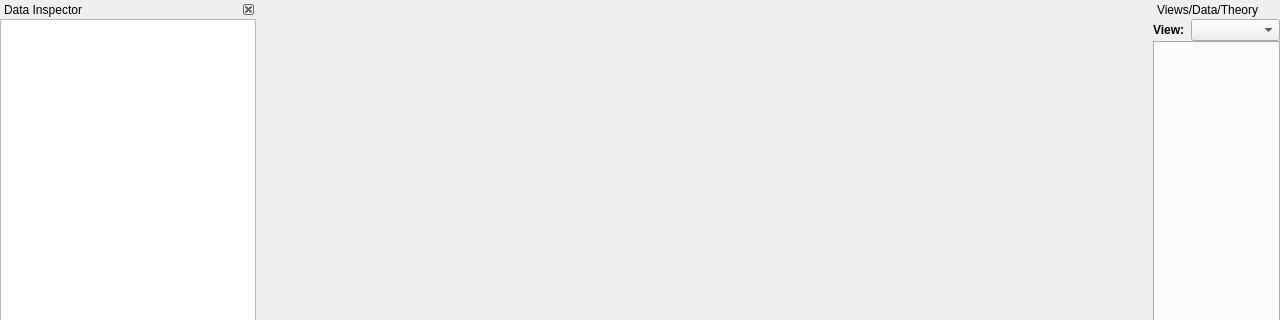
The window that RepTate/gui/QApplicationWindow.ui (jorge-ramirez-upm/RepTate) describes before a commit, drawn with Qt 5; both pictures show x 0 to 1280 and y 0 to 320 of the 1280 by 726 pixel window.
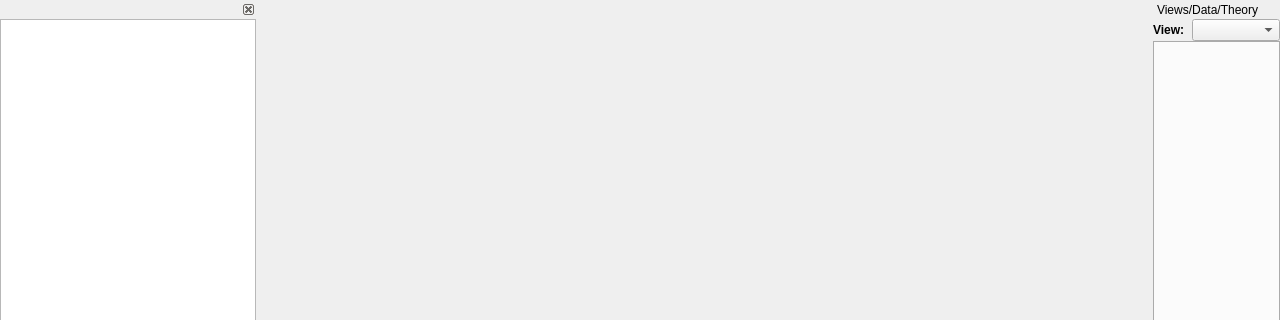
The same window after the commit. Icons and pictures are not drawn.

Commit message: data inspector title changed to current file name

Diff of the .ui file:
```diff
--- a/RepTate/gui/QApplicationWindow.ui
+++ b/RepTate/gui/QApplicationWindow.ui
@@ -32,6 +32,12 @@
    </layout>
   </widget>
   <widget class="QDockWidget" name="DataInspectordockWidget">
+   <property name="font">
+    <font>
+     <weight>75</weight>
+     <bold>true</bold>
+    </font>
+   </property>
    <property name="styleSheet">
     <string notr="true"/>
    </property>
@@ -41,9 +47,6 @@
    <property name="allowedAreas">
     <set>Qt::LeftDockWidgetArea</set>
    </property>
-   <property name="windowTitle">
-    <string>Data Inspector</string>
-   </property>
    <attribute name="dockWidgetArea">
     <number>1</number>
    </attribute>
@@ -94,13 +97,13 @@
         <widget class="QLabel" name="label">
          <property name="minimumSize">
           <size>
-           <width>38</width>
+           <width>39</width>
            <height>0</height>
           </size>
          </property>
          <property name="maximumSize">
           <size>
-           <width>38</width>
+           <width>39</width>
            <height>16777215</height>
           </size>
          </property>
```
Left out of the diff: 58 changed lines with no effect on the pictures. The commit also changes 2 other files.
